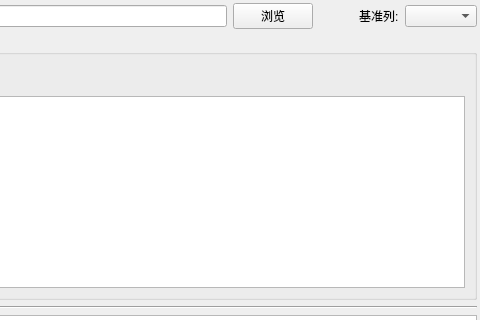
Qt form ui/MergeExcelWidget.ui (TianD/merge_excel) before a commit; both pictures show x 594 to 1074 and y 0 to 320 of the 1074 by 611 pixel window.
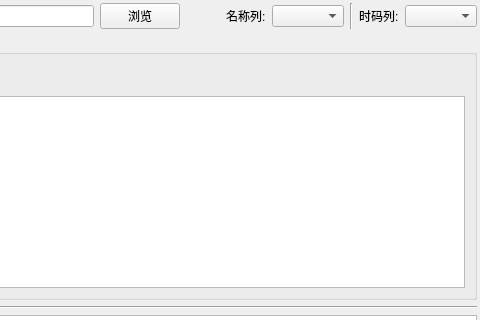
The same form after that commit.

```diff
--- a/ui/MergeExcelWidget.ui
+++ b/ui/MergeExcelWidget.ui
@@ -55,13 +55,30 @@
      <item>
       <widget class="QLabel" name="base_column_label">
        <property name="text">
-        <string>基准列:</string>
+        <string>名称列:</string>
        </property>
       </widget>
      </item>
      <item>
       <widget class="QComboBox" name="base_column_combo_box"/>
      </item>
+     <item>
+      <widget class="Line" name="line_2">
+       <property name="orientation">
+        <enum>Qt::Vertical</enum>
+       </property>
+      </widget>
+     </item>
+     <item>
+      <widget class="QLabel" name="timecode_column_label">
+       <property name="text">
+        <string>时码列:</string>
+       </property>
+      </widget>
+     </item>
+     <item>
+      <widget class="QComboBox" name="timecode_column_combo_box"/>
+     </item>
     </layout>
    </item>
    <item>
```
